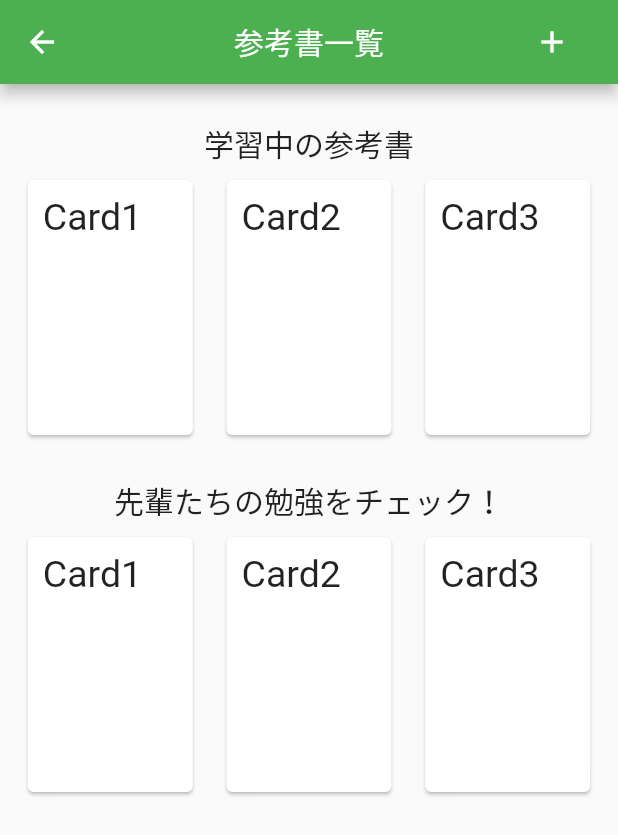
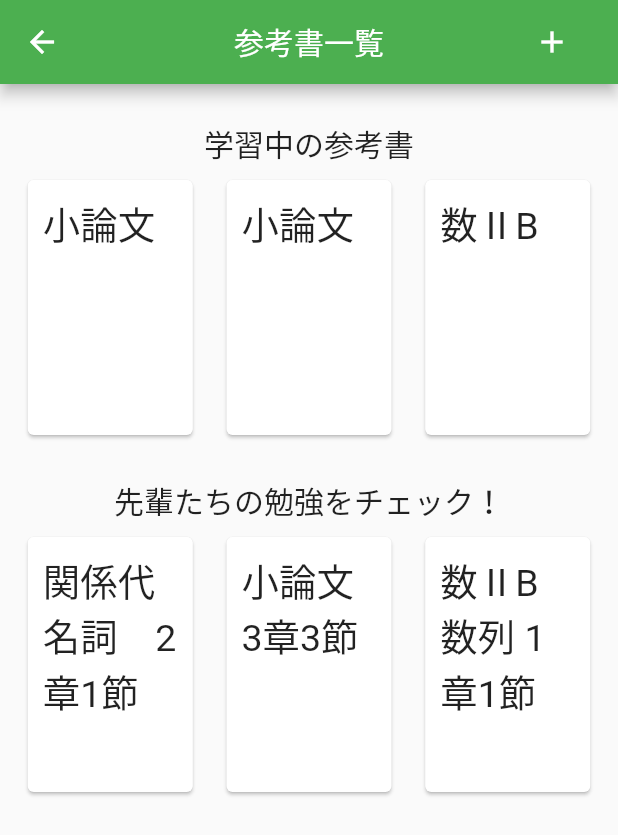
Before and after one commit to masaoguchi/oite_calender, a Flutter app: the Timeline screen opened by its route, on a phone screen of 412 x 824 dp. Shown: the top 835 px of the screen. Run offline on Flutter 3.47's test engine with Material 2 defaults, Android fonts, the phone set to English and light mode, and no system bars.

Commit message:
参考一覧

```diff
--- a/my_app/lib/routes/timeline_route.dart
+++ b/my_app/lib/routes/timeline_route.dart
@@ -51,7 +51,7 @@ class Timeline extends StatelessWidget {
                     width: 90,
                     height: 150,
                     child: Text(
-                      "Card1",
+                      "小論文",
                       style: TextStyle(fontSize: 25),
                     ),
                   ),
@@ -62,7 +62,7 @@ class Timeline extends StatelessWidget {
                     width: 90,
                     height: 150,
                     child: Text(
-                      "Card2",
+                      "小論文",
                       style: TextStyle(fontSize: 25),
                     ),
                   ),
@@ -73,7 +73,7 @@ class Timeline extends StatelessWidget {
                     width: 90,
                     height: 150,
                     child: Text(
-                      "Card3",
+                      "数ⅡB",
                       style: TextStyle(fontSize: 25),
                     ),
                   ),
@@ -102,7 +102,7 @@ class Timeline extends StatelessWidget {
                     width: 90,
                     height: 150,
                     child: Text(
-                      "Card1",
+                      "関係代名詞　2章1節",
                       style: TextStyle(fontSize: 25),
                     ),
                   ),
@@ -113,7 +113,7 @@ class Timeline extends StatelessWidget {
                     width: 90,
                     height: 150,
                     child: Text(
-                      "Card2",
+                      "小論文　3章3節",
                       style: TextStyle(fontSize: 25),
                     ),
                   ),
@@ -124,7 +124,7 @@ class Timeline extends StatelessWidget {
                     width: 90,
                     height: 150,
                     child: Text(
-                      "Card3",
+                      "数ⅡB 数列 1章1節",
                       style: TextStyle(fontSize: 25),
                     ),
                   ),
```
